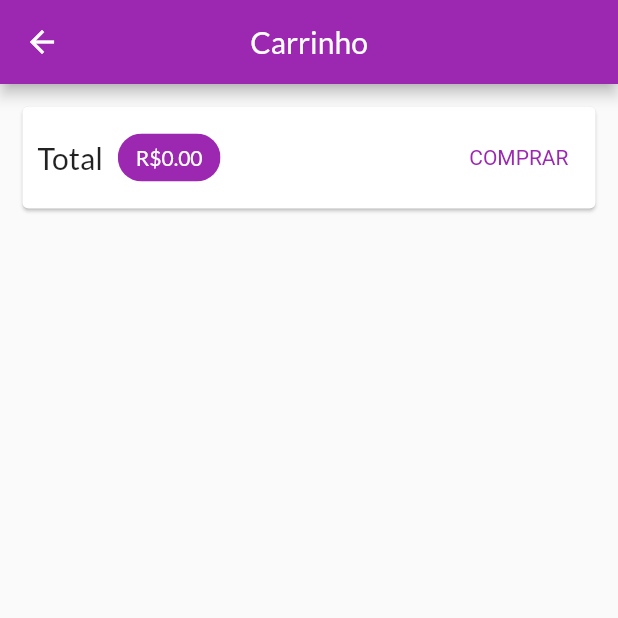
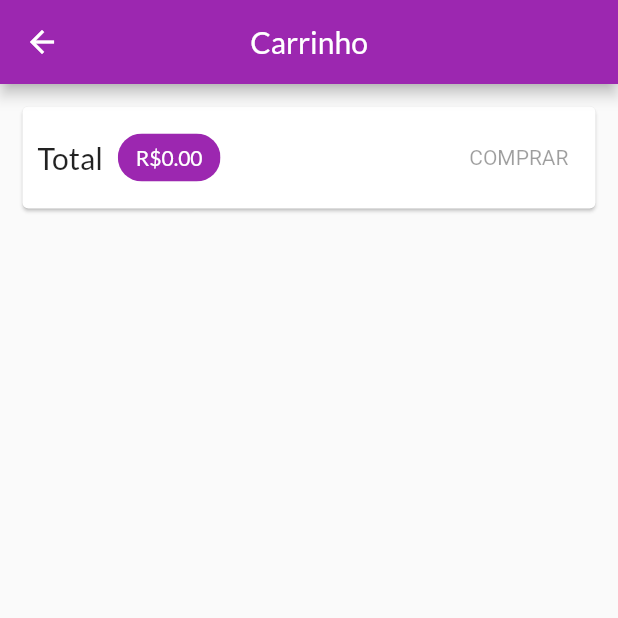
Before and after one commit to Fabio-L-C/shop, a Flutter app: the CartPage screen opened by its route, on a phone screen of 412 x 824 dp, the top half of it. Run offline on Flutter 3.47's test engine with Material 2 defaults, Android fonts, the phone set to English and light mode, and no system bars; network calls fail.

Commit message:
Aula 293 - Carregar Pedidos

```diff
--- a/lib/pages/cart_page.dart
+++ b/lib/pages/cart_page.dart
@@ -44,22 +44,7 @@ class CartPage extends StatelessWidget {
                     ),
                   ),
                   const Spacer(),
-                  TextButton(
-                    child: const Text('COMPRAR'),
-                    style: TextButton.styleFrom(
-                      textStyle: TextStyle(
-                        color: Theme.of(context).colorScheme.primary,
-                      ),
-                    ),
-                    onPressed: () {
-                      Provider.of<OrderList>(
-                        context,
-                        listen: false,
-                      ).addOrder(cart);
-
-                      cart.clear();
-                    },
-                  ),
+                  CartButton(cart: cart),
                 ],
               ),
             ),
@@ -75,3 +60,45 @@ class CartPage extends StatelessWidget {
     );
   }
 }
+
+class CartButton extends StatefulWidget {
+  const CartButton({
+    Key? key,
+    required this.cart,
+  }) : super(key: key);
+
+  final Cart cart;
+
+  @override
+  State<CartButton> createState() => _CartButtonState();
+}
+
+class _CartButtonState extends State<CartButton> {
+  bool _isLoading = false;
+
+  @override
+  Widget build(BuildContext context) {
+    return _isLoading
+        ? const CircularProgressIndicator()
+        : TextButton(
+            child: const Text('COMPRAR'),
+            style: TextButton.styleFrom(
+              textStyle: TextStyle(
+                color: Theme.of(context).colorScheme.primary,
+              ),
+            ),
+            onPressed: widget.cart.itemsCount == 0
+                ? null
+                : () async {
+                    setState(() => _isLoading = true);
+                    await Provider.of<OrderList>(
+                      context,
+                      listen: false,
+                    ).addOrder(widget.cart);
+
+                    widget.cart.clear();
+                    setState(() => _isLoading = false);
+                  },
+          );
+  }
+}
--- a/lib/utils/constants.dart
+++ b/lib/utils/constants.dart
@@ -3,4 +3,6 @@
 class Constants {
   static const PRODUCT_BASE_URL =
       'https://shop-cod3r-2dad9-default-rtdb.firebaseio.com/products';
+  static const ORDER_BASE_URL =
+      'https://shop-cod3r-2dad9-default-rtdb.firebaseio.com/orders';
 }
```
Also changed, not shown: lib/models/order_list.dart (+58 -4 lines), lib/pages/orders_pages.dart (+25 -4 lines).
